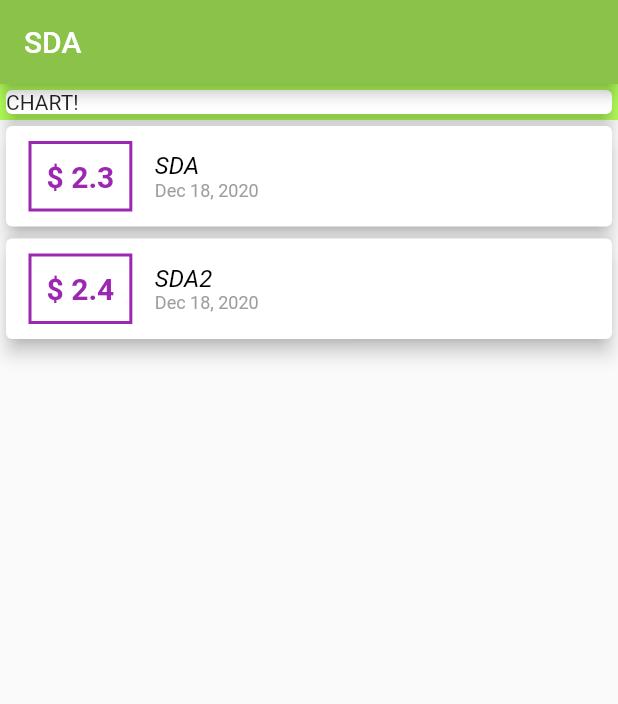
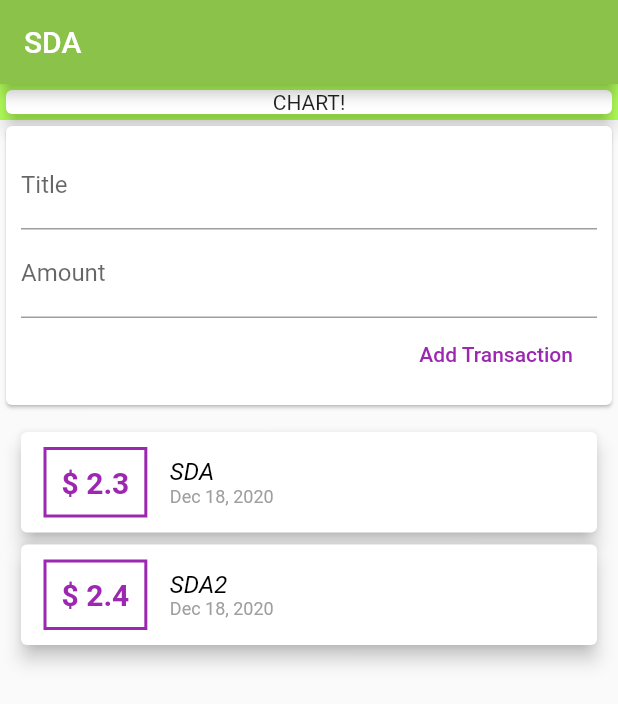
Before and after one commit to SyedDaniyalAli-SDA/Personal_Expense_Calculator, a Flutter app: the screen it shows after launch, on a phone screen of 412 x 824 dp. Shown: the top 704 px of the screen. Run offline on Flutter 3.47's test engine with Material 2 defaults, Android fonts, the light colour scheme and no system bars.

Commit message:
Video 90

```diff
--- a/lib/main.dart
+++ b/lib/main.dart
@@ -1,7 +1,5 @@
+import 'package:expense_calculator/widgets/user_transaction.dart';
 import 'package:flutter/material.dart';
-import 'package:intl/intl.dart';
-
-import './transaction.dart';
 
 void main() {
   runApp(MyApp());
@@ -15,10 +13,13 @@ class MyApp extends StatefulWidget {
 }
 
 class _MyAppState extends State<MyApp> {
-  static List<Transaction> _transaction = [
-    Transaction(id: "1", title: "SDA", amount: 2.3, date: DateTime.now()),
-    Transaction(id: "2", title: "SDA2", amount: 2.4, date: DateTime.now())
-  ];
+  // static List<Transaction> _transaction = [
+  //   Transaction(id: "1", title: "SDA", amount: 2.3, date: DateTime.now()),
+  //   Transaction(id: "2", title: "SDA2", amount: 2.4, date: DateTime.now())
+  // ];
+
+  // String titleInput;
+  // String amountInput;
 
   @override
   Widget build(BuildContext context) {
@@ -28,63 +29,23 @@ class _MyAppState extends State<MyApp> {
           title: Text("SDA"),
           backgroundColor: Colors.lightGreen,
         ),
-          body: Column(children: [
+        body: SingleChildScrollView(
+          child: Column(children: [
             Container(
               width: double.infinity,
               color: Colors.lightGreenAccent,
               child: Card(
-                child: Text("CHART!"),
+                child: Text(
+                  "CHART!",
+                  textAlign: TextAlign.center,
+                ),
                 elevation: 5,
               ),
             ),
-            Column(
-              children: _transaction.map((listData) {
-                return Card(
-                  child: Row(
-                    children: <Widget>[
-                      Container(
-                        margin:
-                            EdgeInsets.symmetric(vertical: 10, horizontal: 15),
-                        decoration: BoxDecoration(
-                          border: Border.all(color: Colors.purple, width: 2),
-                        ),
-                        padding: EdgeInsets.all(10),
-                        child: Text(
-                          '\$ ${listData.amount}',
-                          style: TextStyle(
-                            color: Colors.purple,
-                            fontSize: 20,
-                            fontWeight: FontWeight.bold,
+            UserTransaction(),
+          ]),
         ),
       ),
-                      ),
-                      Column(
-                        crossAxisAlignment: CrossAxisAlignment.start,
-                        children: [
-                          Text(
-                            listData.title,
-                            style: TextStyle(
-                              color: Colors.black,
-                              fontSize: 16,
-                              fontStyle: FontStyle.italic,
-                            ),
-                          ),
-                          Text(
-                            DateFormat.yMMMd().format(listData.date),
-                            style: TextStyle(
-                              color: Colors.grey,
-                              fontSize: 12,
-                            ),
-                          ),
-                        ],
-                      )
-                    ],
-                  ),
-                  elevation: 5,
-                );
-              }).toList(),
-            ),
-          ])),
     );
   }
 }
--- /dev/null
+++ b/lib/widgets/add_transaction.dart
@@ -0,0 +1,62 @@
+import 'package:flutter/material.dart';
+
+class AddTransaction extends StatelessWidget {
+  final titleController = TextEditingController();
+  final amountController = TextEditingController();
+
+  final Function _addTransaction;
+
+  AddTransaction(this._addTransaction);
+
+
+  //Add Transaction Method~~~~~~~~~~~~~~~~~~~~~~~~~~~~~~~~~~~~~~~~~~~~~~~~~~~~~~
+  void _addNewTransaction() {
+    String txTitle = titleController.text;
+    double txAmount = double.parse(amountController.text);
+
+    if (txTitle.isEmpty ||
+        txAmount <= 0) {
+      return;
+    }
+    _addTransaction(txTitle, txAmount);
+  }
+
+  @override
+  Widget build(BuildContext context) {
+    return Card(
+      child: Container(
+        padding: EdgeInsets.all(10),
+        child: Column(
+          crossAxisAlignment: CrossAxisAlignment.end,
+          children: [
+            TextField(
+              // onChanged: (value) {
+              //   titleInput = value;
+              // },
+              onSubmitted: (_) => _addNewTransaction(),
+              controller: titleController,
+              decoration: InputDecoration(
+                labelText: "Title",
+              ),
+            ),
+            TextField(
+              onSubmitted: (_) => _addNewTransaction(),
+              controller: amountController,
+              keyboardType: TextInputType.numberWithOptions(decimal: true),
+              decoration: InputDecoration(
+                labelText: "Amount",
+              ),
+            ),
+            FlatButton(
+              onPressed: _addNewTransaction,
+              child: Text(
+                "Add Transaction",
+                style: TextStyle(color: Colors.purple),
+              ),
+            )
+          ],
+        ),
+      ),
+    );
+  }
+}
--- /dev/null
+++ b/lib/widgets/transaction_list.dart
@@ -0,0 +1,66 @@
+import 'package:flutter/material.dart';
+import 'package:intl/intl.dart';
+
+import '../models/transaction.dart';
+
+class TransactionList extends StatelessWidget {
+//  Getting Transaction List~~~~~~~~~~~~~~~~~~~~~~~~~~~~~~~~~~~~~~~~~~~~~~~~~~~~
+  final List<Transaction> transaction;
+
+  TransactionList(this.transaction);
+
+  @override
+  Widget build(BuildContext context) {
+    return Container(
+      height: 300,
+      child: ListView.builder(
+        itemBuilder: (ctx, indexNumber) {
+          return Card(
+            child: Row(
+              children: <Widget>[
+                Container(
+                  margin: EdgeInsets.symmetric(vertical: 10, horizontal: 15),
+                  decoration: BoxDecoration(
+                    border: Border.all(color: Colors.purple, width: 2),
+                  ),
+                  padding: EdgeInsets.all(10),
+                  child: Text(
+                    '\$ ${transaction[indexNumber].amount}',
+                    style: TextStyle(
+                      color: Colors.purple,
+                      fontSize: 20,
+                      fontWeight: FontWeight.bold,
+                    ),
+                  ),
+                ),
+                Column(
+                  crossAxisAlignment: CrossAxisAlignment.start,
+                  children: [
+                    Text(
+                      transaction[indexNumber].title,
+                      style: TextStyle(
+                        color: Colors.black,
+                        fontSize: 16,
+                        fontStyle: FontStyle.italic,
+                      ),
+                    ),
+                    Text(
+                      DateFormat.yMMMd().format(transaction[indexNumber].date),
+                      style: TextStyle(
+                        color: Colors.grey,
+                        fontSize: 12,
+                      ),
+                    ),
+                  ],
+                )
+              ],
+            ),
+            elevation: 5,
+          );
+        },
+        itemCount: transaction.length,
+        padding: EdgeInsets.all(10),
+      ),
+    );
+  }
+}
--- /dev/null
+++ b/lib/widgets/user_transaction.dart
@@ -0,0 +1,45 @@
+import 'package:expense_calculator/models/transaction.dart';
+import 'package:expense_calculator/widgets/add_transaction.dart';
+import 'package:expense_calculator/widgets/transaction_list.dart';
+import 'package:flutter/material.dart';
+
+class UserTransaction extends StatefulWidget {
+  @override
+  _UserTransactionState createState() => _UserTransactionState();
+}
+
+class _UserTransactionState extends State<UserTransaction> {
+  static List<Transaction> _userTransaction = [
+    Transaction(id: "1", title: "SDA", amount: 2.3, date: DateTime.now()),
+    // Transaction(id: "2", title: "SDA2", amount: 2.4, date: DateTime.now()),
+    // Transaction(id: "1", title: "SDA", amount: 2.3, date: DateTime.now()),
+    // Transaction(id: "2", title: "SDA2", amount: 2.4, date: DateTime.now()),
+    // Transaction(id: "1", title: "SDA", amount: 2.3, date: DateTime.now()),
+    // Transaction(id: "2", title: "SDA2", amount: 2.4, date: DateTime.now()),
+    // Transaction(id: "2", title: "SDA2", amount: 2.4, date: DateTime.now()),
+    // Transaction(id: "1", title: "SDA", amount: 2.3, date: DateTime.now()),
+    Transaction(id: "2", title: "SDA2", amount: 2.4, date: DateTime.now())
+  ];
+
+  void _addNewTransaction(String txTitle, double txAmount) {
+    setState(() {
+      _userTransaction.add(new Transaction(
+          id: DateTime.now().toString(),
+          title: txTitle,
+          amount: txAmount,
+          date: DateTime.now()));
+    });
+  }
+
+  @override
+  Widget build(BuildContext context) {
+    return Container(
+      child: Column(
+        children: [
+          AddTransaction(_addNewTransaction),
+          TransactionList(_userTransaction),
+        ],
+      ),
+    );
+  }
+}
```
Also changed, not shown: lib/models/transaction.dart (renamed from lib/transaction.dart). Lines whose indentation alone changed are shown as unchanged.
